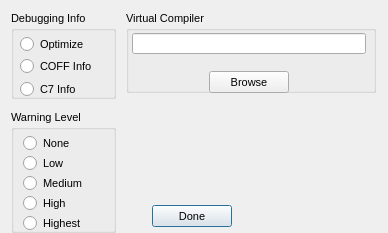
The window that qteditor/ui/configcompiler.ui (DescentNetwork/Descent3) describes before a commit, drawn with Qt 5.
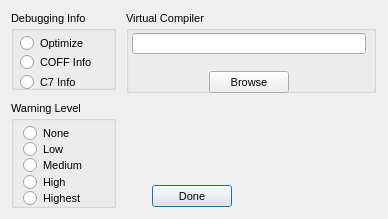
The same window after the commit.

What changed in the file:
```diff
--- a/qteditor/ui/configcompiler.ui
+++ b/qteditor/ui/configcompiler.ui
@@ -7,7 +7,7 @@
         <x>0</x>
         <y>0</y>
         <width>388</width>
-        <height>233</height>
+        <height>219</height>
       </rect>
     </property>
     <property name="windowTitle">
@@ -30,13 +30,13 @@
     <property name="minimumSize">
       <size>
         <width>388</width>
-        <height>233</height>
+        <height>219</height>
       </size>
     </property>
     <property name="maximumSize">
       <size>
         <width>388</width>
-        <height>233</height>
+        <height>219</height>
       </size>
     </property>
     <widget class="QGroupBox" name="IDC_STATIC">
@@ -45,7 +45,7 @@
           <x>11</x>
           <y>11</y>
           <width>105</width>
-          <height>88</height>
+          <height>79</height>
         </rect>
       </property>
       <property name="title">
@@ -65,8 +65,8 @@
           <rect>
             <x>9</x>
             <y>24</y>
-            <width>89</width>
-            <height>19</height>
+            <width>78</width>
+            <height>16</height>
           </rect>
         </property>
         <property name="text">
@@ -83,9 +83,9 @@
         <property name="geometry">
           <rect>
             <x>9</x>
-            <y>46</y>
-            <width>89</width>
-            <height>19</height>
+            <y>43</y>
+            <width>77</width>
+            <height>16</height>
           </rect>
         </property>
         <property name="text">
@@ -102,9 +102,9 @@
         <property name="geometry">
           <rect>
             <x>9</x>
-            <y>69</y>
-            <width>89</width>
-            <height>19</height>
+            <y>63</y>
+            <width>62</width>
+            <height>16</height>
           </rect>
         </property>
         <property name="text">
@@ -185,9 +185,9 @@
       <property name="geometry">
         <rect>
           <x>11</x>
-          <y>110</y>
+          <y>101</y>
           <width>105</width>
-          <height>123</height>
+          <height>107</height>
         </rect>
       </property>
       <property name="title">
@@ -207,8 +207,8 @@
           <rect>
             <x>12</x>
             <y>24</y>
-            <width>89</width>
-            <height>19</height>
+            <width>52</width>
+            <height>16</height>
           </rect>
         </property>
         <property name="text">
@@ -225,9 +225,9 @@
         <property name="geometry">
           <rect>
             <x>12</x>
-            <y>44</y>
-            <width>89</width>
-            <height>19</height>
+            <y>40</y>
+            <width>46</width>
+            <height>16</height>
           </rect>
         </property>
         <property name="text">
@@ -244,9 +244,9 @@
         <property name="geometry">
           <rect>
             <x>12</x>
-            <y>64</y>
-            <width>89</width>
-            <height>19</height>
+            <y>56</y>
+            <width>65</width>
+            <height>16</height>
           </rect>
         </property>
         <property name="text">
@@ -263,9 +263,9 @@
         <property name="geometry">
           <rect>
             <x>12</x>
-            <y>84</y>
-            <width>89</width>
-            <height>19</height>
+            <y>73</y>
+            <width>49</width>
+            <height>16</height>
           </rect>
         </property>
         <property name="text">
@@ -282,9 +282,9 @@
         <property name="geometry">
           <rect>
             <x>12</x>
-            <y>104</y>
-            <width>89</width>
-            <height>19</height>
+            <y>89</y>
+            <width>64</width>
+            <height>16</height>
           </rect>
         </property>
         <property name="text">
@@ -302,7 +302,7 @@
       <property name="geometry">
         <rect>
           <x>152</x>
-          <y>205</y>
+          <y>185</y>
           <width>80</width>
           <height>22</height>
         </rect>
```
Left out of the diff: 947 changed lines with no effect on the pictures.
